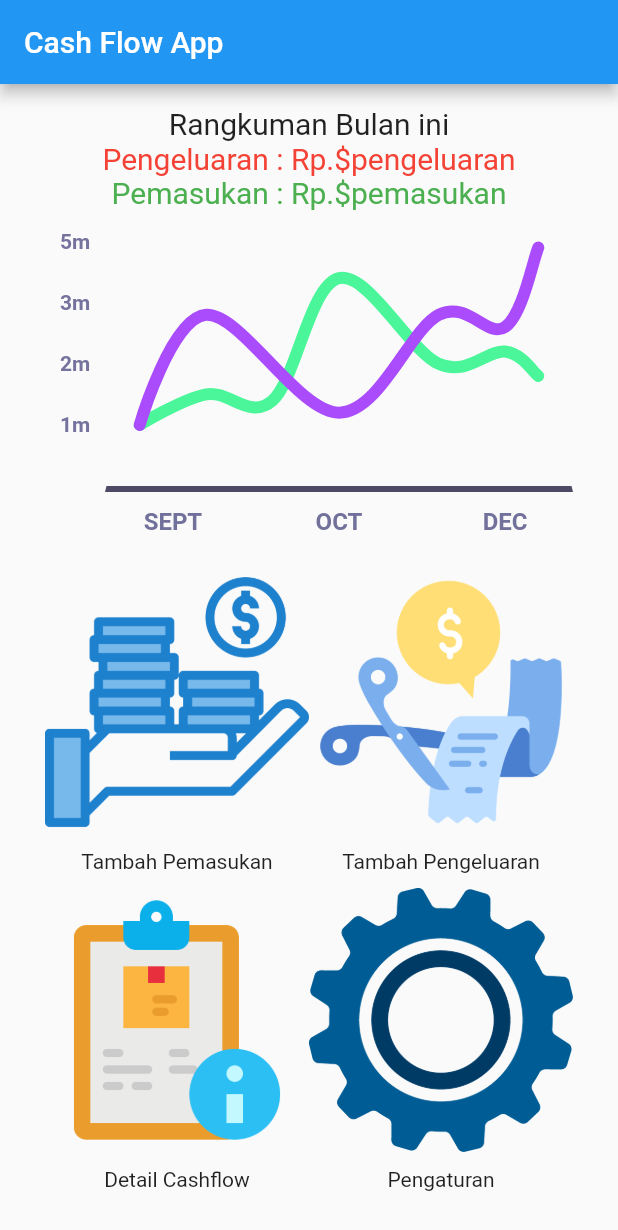
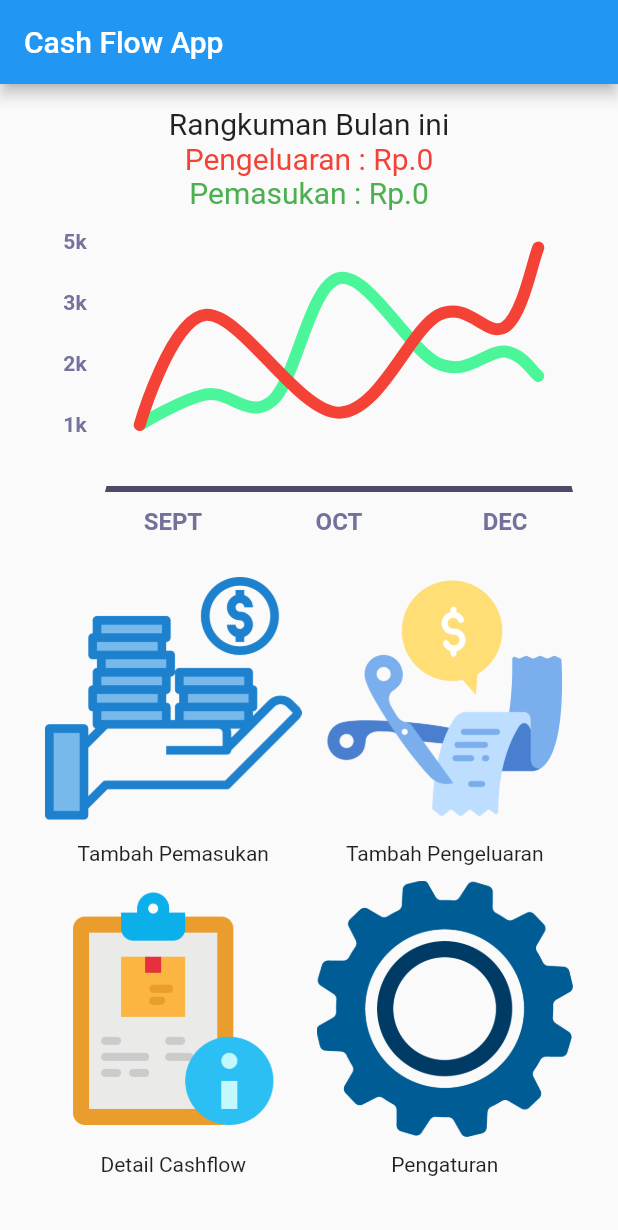
Before and after one commit to amelrnt/CashflowApp, a Flutter app: the HomePage screen opened directly, on a phone screen of 412 x 824 dp. Shown: the top 1230 px of the screen. Run offline on Flutter 3.47's test engine with Material 2 defaults, Android fonts, the phone set to English and light mode, and no system bars; drawn by our look-alikes of fl_chart; our stand-ins replace shared_preferences, sqflite; accounts and stored records are empty.

Commit message:
fixing bugs

```diff
--- a/lib/chart.dart
+++ /dev/null
@@ -1,166 +0,0 @@
-import 'package:fl_chart/fl_chart.dart';
-import 'package:flutter/material.dart';
-
-class Chart{
-  LineChartData get sampleData => LineChartData(
-    lineTouchData: lineTouchData1,
-    gridData: gridData,
-    titlesData: titlesData1,
-    borderData: borderData,
-    lineBarsData: lineBarsData1,
-    minX: 0,
-    maxX: 14,
-    maxY: 4,
-    minY: 0,
-  );
-
-  LineTouchData get lineTouchData1 => LineTouchData(
-    handleBuiltInTouches: true,
-    touchTooltipData: LineTouchTooltipData(
-      tooltipBgColor: Colors.blueGrey.withOpacity(0.8),
-    ),
-  );
-
-  FlTitlesData get titlesData1 => FlTitlesData(
-    bottomTitles: AxisTitles(
-      sideTitles: bottomTitles,
-    ),
-    rightTitles: AxisTitles(
-      sideTitles: SideTitles(showTitles: false),
-    ),
-    topTitles: AxisTitles(
-      sideTitles: SideTitles(showTitles: false),
-    ),
-    leftTitles: AxisTitles(
-      sideTitles: leftTitles(),
-    ),
-  );
-
-  List<LineChartBarData> get lineBarsData1 => [
-    lineChartBarData1_1, //income
-    lineChartBarData1_2, //expanse
-  ];
-
-  Widget leftTitleWidgets(double value, TitleMeta meta) {
-  const style = TextStyle(
-    color: Color(0xff75729e),
-    fontWeight: FontWeight.bold,
-    fontSize: 14,
-  );
-  String text;
-  switch (value.toInt()) {
-    case 1:
-      text = '1m';
-      break;
-    case 2:
-      text = '2m';
-      break;
-    case 3:
-      text = '3m';
-      break;
-    case 4:
-      text = '5m';
-      break;
-    case 5:
-      text = '6m';
-      break;
-    default:
-      return Container();
-  }
-  return Text(text, style: style, textAlign: TextAlign.center);
-  }
-
-  SideTitles leftTitles() => SideTitles(
-      getTitlesWidget: leftTitleWidgets,
-      showTitles: true,
-      interval: 1,
-      reservedSize: 40,
-    );
-
-  Widget bottomTitleWidgets(double value, TitleMeta meta) {
-    const style = TextStyle(
-      color: Color(0xff72719b),
-      fontWeight: FontWeight.bold,
-      fontSize: 16,
-    );
-    Widget text;
-    switch (value.toInt()) {
-      case 2:
-        text = const Text('SEPT', style: style);
-        break;
-      case 7:
-        text = const Text('OCT', style: style);
-        break;
-      case 12:
-        text = const Text('DEC', style: style);
-        break;
-      default:
-        text = const Text('');
-        break;
-    }
-
-    return SideTitleWidget(
-      axisSide: meta.axisSide,
-      space: 10,
-      child: text,
-    );
-  }
-
-  SideTitles get bottomTitles => SideTitles(
-    showTitles: true,
-    reservedSize: 32,
-    interval: 1,
-    getTitlesWidget: bottomTitleWidgets,
-  );
-
-  FlGridData get gridData => FlGridData(show: false);
-
-  FlBorderData get borderData => FlBorderData(
-    show: true,
-    border: const Border(
-      bottom: BorderSide(color: Color(0xff4e4965), width: 4),
-      left: BorderSide(color: Colors.transparent),
-      right: BorderSide(color: Colors.transparent),
-      top: BorderSide(color: Colors.transparent),
-    ),
-  );
-
-  LineChartBarData get lineChartBarData1_1 => LineChartBarData(
-    isCurved: true,
-    color: const Color(0xff4af699),
-    barWidth: 8,
-    isStrokeCapRound: true,
-    dotData: FlDotData(show: false),
-    belowBarData: BarAreaData(show: false),
-    spots: const [
-      FlSpot(1, 1),
-      FlSpot(3, 1.5),
-      FlSpot(5, 1.4),
-      FlSpot(7, 3.4),
-      FlSpot(10, 2),
-      FlSpot(12, 2.2),
-      FlSpot(13, 1.8),
-    ],
-  );
-
-  LineChartBarData get lineChartBarData1_2 => LineChartBarData(
-    isCurved: true,
-    color: const Color(0xffaa4cfc),
-    barWidth: 8,
-    isStrokeCapRound: true,
-    dotData: FlDotData(show: false),
-    belowBarData: BarAreaData(
-      show: false,
-      color: const Color(0x00aa4cfc),
-    ),
-    spots: const [
-      FlSpot(1, 1),
-      FlSpot(3, 2.8),
-      FlSpot(7, 1.2),
-      FlSpot(10, 2.8),
-      FlSpot(12, 2.6),
-      FlSpot(13, 3.9),
-    ],
-  );
-
-}
--- a/lib/detail.dart
+++ b/lib/detail.dart
@@ -125,8 +125,8 @@ class _DetailPageState extends State<DetailPage> {
                   Navigator.pop(context);
                 },
                 style:  ElevatedButton.styleFrom(
-                  foregroundColor: Colors.red,
-                ),
+                  backgroundColor: Colors.red,
+                  ),
                 child: const Text('<< Kembali'),
               ),
             ),
--- a/lib/expense.dart
+++ b/lib/expense.dart
@@ -132,10 +132,10 @@ class _ExpansePageState extends State<ExpansePage> {
                 onPressed : (){
                   Navigator.pop(context);
                 },
+                style:  ElevatedButton.styleFrom(
+                  backgroundColor: Colors.red,
+                ),
                 child: const Text('<< Kembali'),
-                style:  ElevatedButton.styleFrom(
-                  foregroundColor: Colors.red,
-                ),
               ),
             ),
             ]
--- a/lib/home.dart
+++ b/lib/home.dart
@@ -34,10 +34,9 @@ class _HomePageState extends State<HomePage> {
 
   @override
   void initState() {
-    // TODO: implement initState
     super.initState();
+    _getIncome();
     _getExpanse();
-    _getIncome();
   }
 
 
@@ -48,7 +47,6 @@ class _HomePageState extends State<HomePage> {
         title: const Text('Cash Flow App'),
       ),
       body: SafeArea(
-        child: SingleChildScrollView(
         child: Container(
           padding: const EdgeInsets.symmetric(horizontal:30, vertical:15),
           child: Column(
@@ -60,14 +58,14 @@ class _HomePageState extends State<HomePage> {
                 ),
               ),
               Text(
-                  'Pengeluaran : Rp.\$pengeluaran',
+                'Pengeluaran : Rp.$pengeluaran',
                 style: const TextStyle(
                   fontSize: 20,
                   color: Colors.red,
                 ),
               ),
               Text(
-                  'Pemasukan : Rp.\$pemasukan',
+                'Pemasukan : Rp.$pemasukan',
                 style: const TextStyle(
                   fontSize: 20,
                   color: Colors.green,
@@ -91,7 +89,12 @@ class _HomePageState extends State<HomePage> {
                   Expanded(
                     child: InkWell(
                       onTap: (){
-                          Navigator.push(context, MaterialPageRoute(builder: (context) => const IncomePage()));
+                        Navigator.push(context, MaterialPageRoute(
+                          builder: (context) => const IncomePage()))
+                          .then((_) => setState(() {
+                            _getIncome();
+                            _getExpanse();
+                          }));
                       },
                       child: Column(
                         children: [
@@ -104,10 +107,18 @@ class _HomePageState extends State<HomePage> {
                       ),
                     ),
                   ),
+                  const SizedBox(
+                    width: 10,
+                  ),
                   Expanded(
                     child: InkWell(
                       onTap: (){
-                          Navigator.push(context, MaterialPageRoute(builder: (context) => const ExpansePage()));
+                        Navigator.push(context, MaterialPageRoute(
+                          builder: (context) => const ExpansePage()))
+                          .then((_) => setState(() {
+                            _getIncome();
+                            _getExpanse();
+                          }));
                       },
                       child: Column(
                         children: [
@@ -130,7 +141,9 @@ class _HomePageState extends State<HomePage> {
                   Expanded(
                     child: InkWell(
                       onTap: (){
-                          Navigator.push(context, MaterialPageRoute(builder: (context) => const DetailPage()));
+                        Navigator.push(context, MaterialPageRoute(
+                          builder: (context) => const DetailPage()))
+                          .then((_) => setState(() {}));
                       },
                       child: Column(
                         children: [
@@ -143,10 +156,15 @@ class _HomePageState extends State<HomePage> {
                       ),
                     ),
                   ),
+                  const SizedBox(
+                    width: 10,
+                  ),
                   Expanded(
                     child: InkWell(
                       onTap: (){
-                          Navigator.push(context, MaterialPageRoute(builder: (context) => const SettingPage()));
+                        Navigator.push(context, MaterialPageRoute(
+                          builder: (context) => const SettingPage()))
+                          .then((_) => setState(() {}));
                       },
                       child: Column(
                         children: [
@@ -162,7 +180,6 @@ class _HomePageState extends State<HomePage> {
                 ],
               ),
             ],
-            ),
           ),
         ),
       ),
@@ -233,19 +250,19 @@ class _ChartState extends State<Chart> {
   String text;
   switch (value.toInt()) {
     case 1:
-      text = '1m';
+      text = '1k';
       break;
     case 2:
-      text = '2m';
+      text = '2k';
       break;
     case 3:
-      text = '3m';
+      text = '3k';
       break;
     case 4:
-      text = '5m';
+      text = '5k';
       break;
     case 5:
-      text = '6m';
+      text = '6k';
       break;
     default:
       return Container();
@@ -328,7 +345,7 @@ class _ChartState extends State<Chart> {
 
   LineChartBarData get lineChartBarData1_2 => LineChartBarData(
     isCurved: true,
-    color: const Color(0xffaa4cfc),
+    color: Colors.red,
     barWidth: 8,
     isStrokeCapRound: true,
     dotData: FlDotData(show: false),
--- a/lib/income.dart
+++ b/lib/income.dart
@@ -131,10 +131,10 @@ class _IncomePageState extends State<IncomePage> {
                 onPressed : (){
                   Navigator.pop(context);
                 },
+                style:  ElevatedButton.styleFrom(
+                  backgroundColor: Colors.red,
+                ),
                 child: const Text('<< Kembali'),
-                style:  ElevatedButton.styleFrom(
-                  foregroundColor: Colors.red,
-                ),
               ),
             ),
             ]
--- a/lib/main.dart
+++ b/lib/main.dart
@@ -1,5 +1,4 @@
 import 'package:cashflow_sertifikasi/login.dart';
-import 'package:cashflow_sertifikasi/sqlite_service.dart';
 import 'package:flutter/material.dart';
 
 void main(){
--- a/lib/sqlite_service.dart
+++ b/lib/sqlite_service.dart
@@ -28,8 +28,7 @@ class SqliteService {
     final result = await db.insert(
       'Dana', dana.toMap(),
       conflictAlgorithm: ConflictAlgorithm.replace);
-    print('add new data');
-    print(result);
+    print('add new data $result');
     return result;
   }
 
@@ -41,28 +40,34 @@ class SqliteService {
 
   static Future<int> getExpanseTotal()async {
     final db = await SqliteService.db();
-    int total = 0;
+    var total=0;
     db.query('Dana');
     List<Map<String, dynamic>> listDana = await SqliteService.getAll();
     for (var i = 0; i < listDana.length; i++) {
       if (listDana[i]['status'] == 0) {
-        total+= int.parse(listDana[i]['jumlah']);
+        var cash = listDana[i]['jumlah'].toString();
+
+        total += int.parse(cash);
       }
     }
+    // print(total.toString());
     return total;
   }
 
   static Future<int> getIncomeTotal()async {
     final db = await SqliteService.db();
-    int total = 0;
+    var total1=0;
     db.query('Dana');
-    List<Map<String, dynamic>> listDana = await SqliteService.getAll();;
+    List<Map<String, dynamic>> listDana = await SqliteService.getAll();
     for (var i = 0; i < listDana.length; i++) {
       if (listDana[i]['status'] == 1) {
-        total+= int.parse(listDana[i]['jumlah']);
+        var cash = listDana[i]['jumlah'].toString();
+
+        total1 += int.parse(cash);
       }
     }
-    return total;
+    // print(total1.toString());
+    return total1;
   }
 
 }
```
Also changed, not shown: lib/login.dart (+7 -1 lines), lib/setting.dart (+6 -11 lines). Lines whose indentation alone changed are shown as unchanged.
